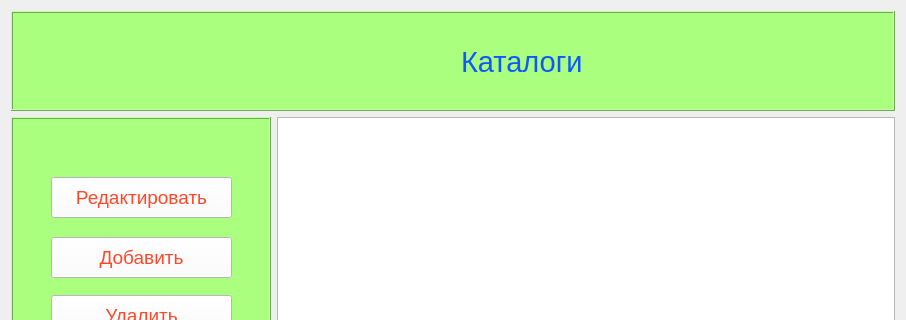
Before: the Qt Designer form forms/Список_каталогов.ui in julik002/biblioteka, drawn with Qt 5; both pictures show x 0 to 906 and y 0 to 320 of the 906 by 551 pixel window.
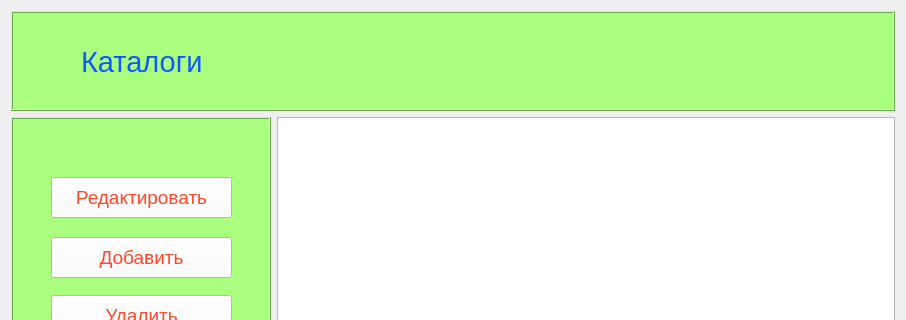
After: the same form once the commit is applied.

```diff
--- a/forms/Список_каталогов.ui
+++ b/forms/Список_каталогов.ui
@@ -40,9 +40,9 @@
      <widget class="QLabel" name="label">
       <property name="geometry">
        <rect>
-        <x>450</x>
+        <x>70</x>
         <y>30</y>
-        <width>131</width>
+        <width>711</width>
         <height>41</height>
        </rect>
       </property>
```
